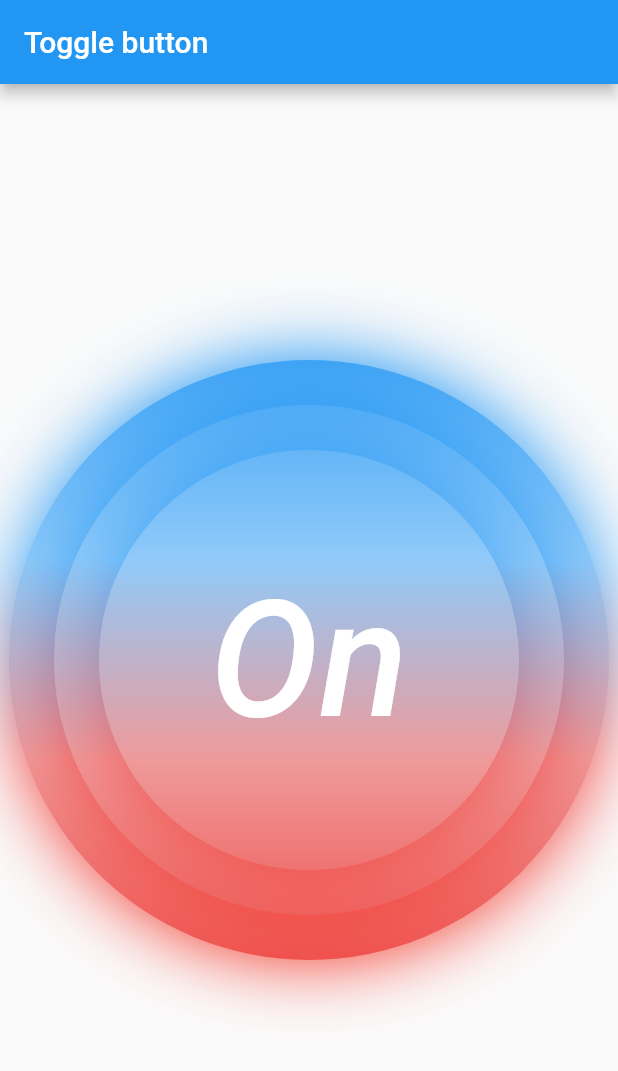
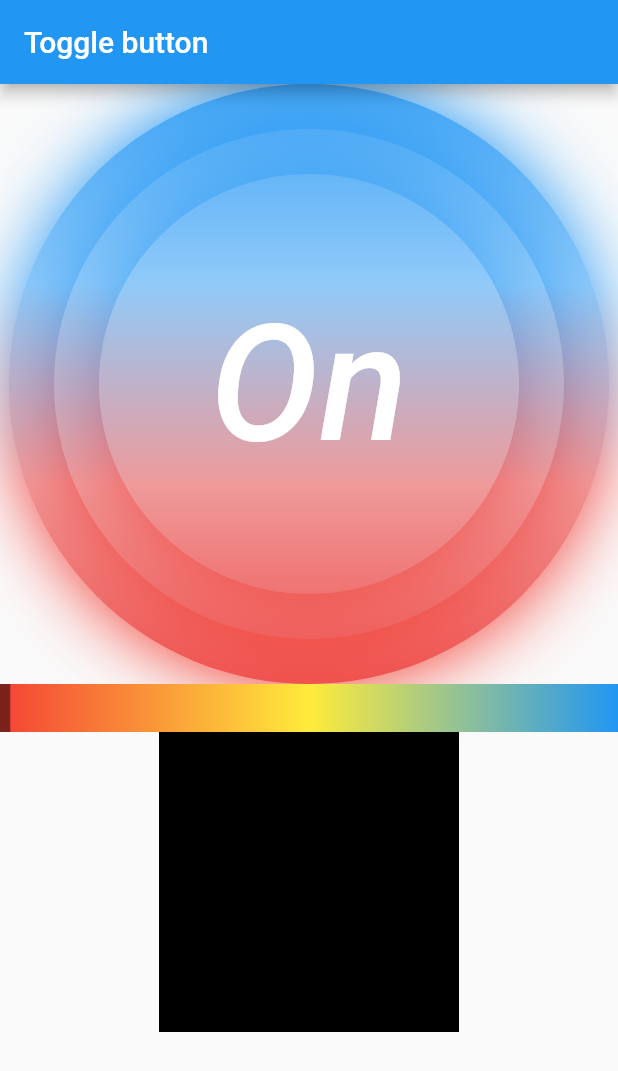
Before and after one commit to croSSover07/togglebutton, a Flutter app: the screen it shows after launch, after a tap on "Off", on a phone screen of 412 x 824 dp. Shown: the top 1071 px of the screen. Run offline on Flutter 3.47's test engine with Material 2 defaults, Android fonts, the phone set to English and light mode, and no system bars.

Commit message:
add:  - changing color when moving slider

```diff
--- a/lib/component/gradient_slider.dart
+++ b/lib/component/gradient_slider.dart
@@ -1,18 +1,26 @@
 import 'package:flutter/material.dart';
+import 'common.dart';
 
 class GradientSlider extends StatefulWidget {
+  final Function(Color) fun;
+
+  const GradientSlider({Key key, this.fun}) : super(key: key);
+
   @override
-  State<StatefulWidget> createState() => _GradientSliderState();
+  State<StatefulWidget> createState() => _GradientSliderState(fun);
 }
 
 class _GradientSliderState extends State<GradientSlider> {
-
   double percent = 0.0;
 
   GlobalKey _sliderKey = GlobalKey();
   double _leftEdge = 0.0;
   double _rightEdge = 0.0;
   double _width = 0.0;
+
+  final Function(Color) fun;
+
+  _GradientSliderState(this.fun);
 
   @override
   void initState() {
@@ -35,41 +43,44 @@ class _GradientSliderState extends State<GradientSlider> {
         onTap: () {},
         onPanStart: (DragStartDetails details) {
           var position = details.globalPosition.dx;
-          _onClick(position);
+          _onMove(position);
         },
         onPanUpdate: (DragUpdateDetails details) {
           var position = details.globalPosition.dx;
-          _onClick(position);
+          _onMove(position);
         },
         onTapUp: (TapUpDetails details) {
           var position = details.globalPosition.dx;
-          _onClick(position);
+          _onMove(position);
         },
         onTapDown: (TapDownDetails details) {
           var position = details.globalPosition.dx;
-          _onClick(position);
+          _onMove(position);
         },
         child: Container(
           constraints: BoxConstraints.expand(height: 32.0),
           child: CustomPaint(
             key: _sliderKey,
-            painter: GragientSliderPaint(value: this.percent),
+            painter: GradientSliderPaint(value: this.percent),
           ),
         ));
   }
 
-  void _onClick(double position) {
+  void _onMove(double position) {
     if (position >= _leftEdge && position <= _rightEdge) {
       double distance = position - _leftEdge;
       setState(() {
         percent = distance / _width;
+        fun(GradientSliderPaint.getColor(percent));
       });
     }
   }
 }
 
-class GragientSliderPaint extends CustomPainter {
+class GradientSliderPaint extends CustomPainter {
   final double value;
+
+  LinearGradient _lgrad;
 
   static var _colors = [
     Colors.red.shade500,
@@ -77,8 +88,20 @@ class GragientSliderPaint extends CustomPainter {
     Colors.blue.shade500
   ];
 
-  GragientSliderPaint({@required this.value})
-      : assert(value >= 0.0 && value <= 1.0);
+  static var _stops = [
+    0 / 3,
+    1.5 / 3,
+    3 / 3
+  ]; //length must be the same as length _colors
+
+  GradientSliderPaint({@required this.value})
+      : assert(value >= 0.0 && value <= 1.0) {
+    _lgrad = new LinearGradient(
+        colors: _colors,
+        begin: Alignment.centerLeft,
+        stops: _stops,
+        end: Alignment.centerRight);
+  }
 
   @override
   void paint(Canvas canvas, Size size) {
@@ -90,11 +113,7 @@ class GragientSliderPaint extends CustomPainter {
     var blurPaint = Paint()
       ..style = PaintingStyle.fill
       ..strokeWidth = size.height
-      ..shader = new LinearGradient(
-              colors: _colors,
-              begin: Alignment.centerLeft,
-              end: Alignment.centerRight)
-          .createShader(rect);
+      ..shader = _lgrad.createShader(rect);
 
     canvas.drawLine(start, end, blurPaint);
 
@@ -110,4 +129,8 @@ class GragientSliderPaint extends CustomPainter {
   bool shouldRepaint(CustomPainter oldDelegate) {
     return true;
   }
+
+  static Color getColor(double value) {
+    return lerpGradient(_colors, _stops, value);
+  }
 }
--- a/lib/component/main.dart
+++ b/lib/component/main.dart
@@ -1,5 +1,6 @@
 import 'package:flutter/material.dart';
 
+import 'gradient_slider.dart';
 import 'toggle_button.dart';
 
 class MyApp extends StatelessWidget {
@@ -24,28 +25,40 @@ class MyHomePage extends StatefulWidget {
 }
 
 class _MyHomePageState extends State<MyHomePage> {
+  Color color = Colors.black;
+
   @override
   Widget build(BuildContext context) {
     return Scaffold(
         appBar: AppBar(
           title: Text(widget.title),
         ),
-        body: Center(
-          child: Container(
-            width: 400,
-            height: 400,
-            child: ToggleButtonWidget(
+        body: Column(
+          children: <Widget>[
+            ToggleButtonWidget(
               textOn: "On",
               textOff: "Off",
               onPressed: onPress,
               isActivated: false,
             ),
-          ),
+            GradientSlider(fun: onSlide),
+            Container(
+              color: this.color,
+              width: 200,
+              height: 200,
+            )
+          ],
         ));
   }
 
   void onPress(bool isActivated) {
     print("isActivate: $isActivated");
+  }
+
+  void onSlide(Color color) {
+    setState(() {
+      this.color = color;
+    });
   }
 
   List<Widget> _another() {
--- a/lib/component/toggle_button.dart
+++ b/lib/component/toggle_button.dart
@@ -63,7 +63,8 @@ class _ToggleButtonState extends State<StatefulWidget>
       child: Center(
           child: Stack(
         children: <Widget>[
-          AnimatedBuilder(
+          Center(
+            child: AnimatedBuilder(
               animation: _animationController,
               child: Center(
                 child: Container(
@@ -81,7 +82,11 @@ class _ToggleButtonState extends State<StatefulWidget>
                 );
               },
             ),
-          Center(
+          ),
+          Padding(
+            padding: EdgeInsets.only(
+                top: size * (1 - BackgroundPaint.insideScaleRadius) / 2),
+            child: Center(
               child: RaisedButton(
                 onPressed: _onTap,
                 shape: new CircleBorder(),
@@ -103,7 +108,9 @@ class _ToggleButtonState extends State<StatefulWidget>
                             fontStyle: FontStyle.italic)),
                   ),
                 ),
-          )),
+              ),
+            ),
+          ),
         ],
       )),
     );
```
Also changed, not shown: lib/component/common.dart (added, +15 -0 lines). Lines whose indentation alone changed are shown as unchanged.
